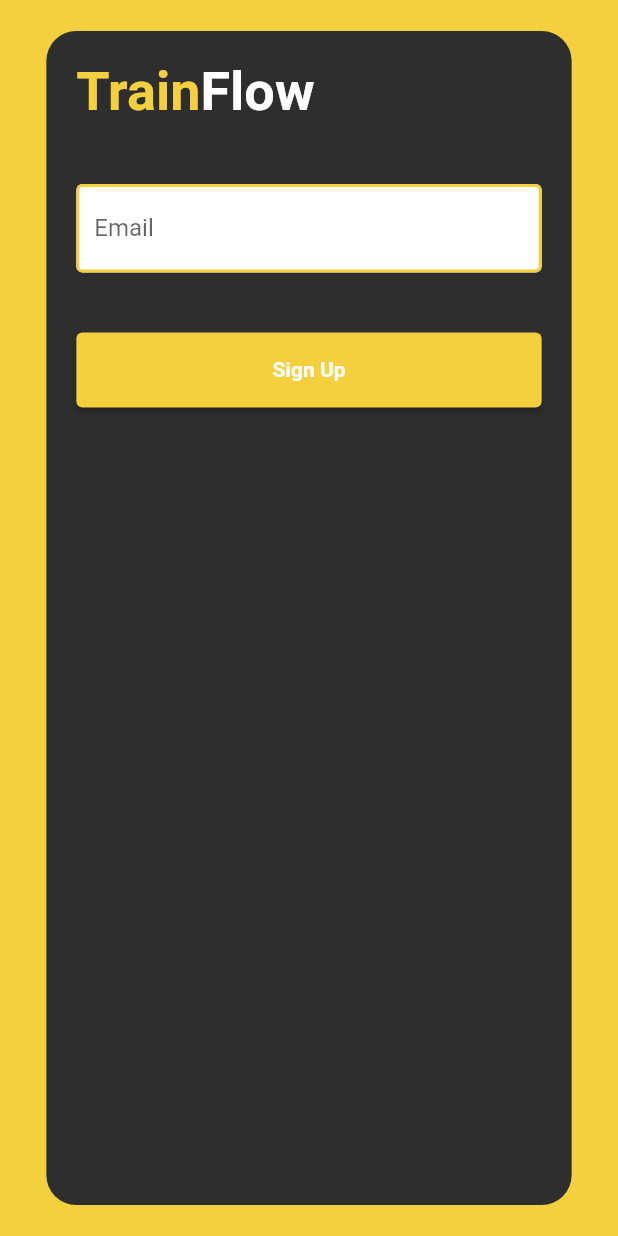
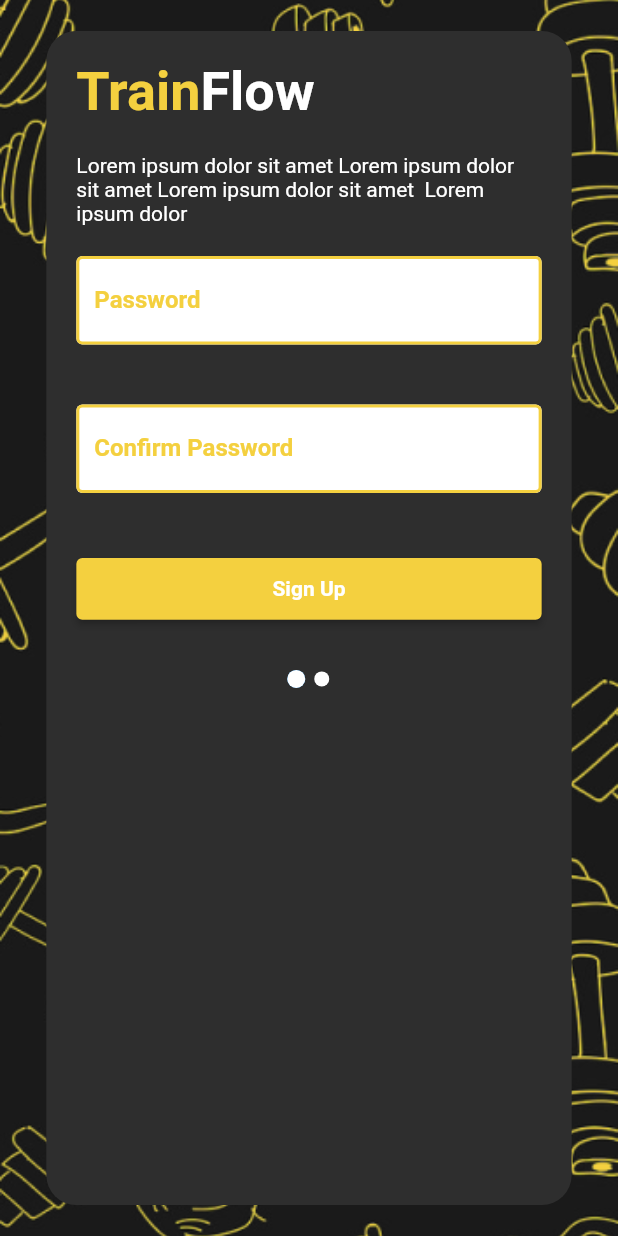
Before and after one commit to trainflow/TrainFlow, a Flutter app: the screen it shows after launch, after a tap on "Sign Up", on a phone screen of 412 x 824 dp. Run offline on Flutter 3.47's test engine with Material 2 defaults, Android fonts, the light colour scheme and no system bars; drawn by our look-alikes of easy_stepper.

Commit message:
Feat: Added first and second step register routes

```diff
--- /dev/null
+++ b/lib/Pages/Register/step1.dart
@@ -0,0 +1,281 @@
+import 'package:flutter/material.dart';
+import 'package:easy_stepper/easy_stepper.dart';
+import 'package:trainflow/Pages/Register/step2.dart';
+
+
+class RegisterStep1 extends StatefulWidget {
+  const RegisterStep1({super.key, required this.title});
+
+  // This widget is the home page of your application. It is stateful, meaning
+  // that it has a State object (defined below) that contains fields that affect
+  // how it looks.
+
+  // This class is the configuration for the state. It holds the values (in this
+  // case the title) provided by the parent (in this case the App widget) and
+  // used by the build method of the State. Fields in a Widget subclass are
+  // always marked "final".
+
+  final String title;
+
+  @override
+  State<RegisterStep1> createState() => _RegisterStep1State();
+}
+
+class _RegisterStep1State extends State<RegisterStep1> {
+  int _counter = 0;
+  int _reset = 0;
+  int _activeStep = 1;
+
+  void _incrementCounter() {
+    setState(() {
+      // This call to setState tells the Flutter framework that something has
+      // changed in this State, which causes it to rerun the build method below
+      // so that the display can reflect the updated values. If we changed
+      // _counter without calling setState(), then the build method would not be
+      // called again, and so nothing would appear to happen.
+      _counter++;
+    });
+  }
+
+  void _incrementReset() {
+    setState(() {
+      _reset++;
+    });
+  }
+
+  void _resetCounter() {
+    if (_counter > 1) {
+      setState(() {
+        _counter = 0;
+      });
+      _incrementReset();
+    }
+  }
+
+  @override
+  Widget build(BuildContext context) {
+    // This method is rerun every time setState is called, for instance as done
+    // by the _incrementCounter method above.
+    //
+    // The Flutter framework has been optimized to make rerunning build methods
+    // fast, so that you can just rebuild anything that needs updating rather
+    // than having to individually change instances of widgets.
+    const color = Color(0xffF4D03F);
+    const color2 = Color(0xff2E2E2E);
+    const title = "TrainFlow";
+    return Scaffold(
+      body: Container(
+        decoration: const BoxDecoration(
+          image: DecorationImage(
+              image: AssetImage("assets/background-image.png"), fit: BoxFit.cover),
+        ),
+        alignment: Alignment.center, // where to position the child
+        child: Container(
+          width: MediaQuery.of(context).size.width * 0.85,
+          height: MediaQuery.of(context).size.height * 0.95,
+          decoration: BoxDecoration(
+              borderRadius: BorderRadius.circular(20), color: color2),
+          child: Column(
+            crossAxisAlignment: CrossAxisAlignment.start,
+            children: [
+              Padding(
+                  padding: const EdgeInsets.all(20.0),
+                  child: RichText(
+                      text: const TextSpan(children: [
+                        TextSpan(
+                            text: "Train",
+                            style: TextStyle(
+                                color: color,
+                                fontWeight: FontWeight.bold,
+                                fontSize: 36)),
+                        TextSpan(
+                            text: "Flow",
+                            style: TextStyle(
+                                fontWeight: FontWeight.bold, fontSize: 36))
+                      ]))),
+              const Padding(
+                  padding: EdgeInsets.symmetric(horizontal: 20),
+                  child: Text(
+                    'Lorem ipsum dolor sit amet Lorem ipsum dolor sit amet Lorem ipsum dolor sit amet  Lorem ipsum dolor ',
+                    style: TextStyle(color: Colors.white),
+                  )),
+              const Padding(
+                padding: EdgeInsets.all(20),
+                child: TextField(
+                  decoration: InputDecoration(
+                    filled: true,
+                    //<-- SEE HERE
+                    fillColor: Colors.white,
+                    focusedBorder: OutlineInputBorder(
+                        borderSide: BorderSide(color: color, width: 4)),
+                    enabledBorder: OutlineInputBorder(
+                        borderSide: BorderSide(color: color, width: 2)),
+                    labelText: 'Email',
+                    labelStyle: TextStyle(color: color, fontWeight: FontWeight.bold),
+                    hintText: 'Enter Your Email',
+                  ),
+                ),
+              ),
+              Padding(
+                padding: EdgeInsets.all(20),
+                child: ElevatedButton(
+                    style: ElevatedButton.styleFrom(
+                      backgroundColor: color,
+                      minimumSize: Size.fromHeight(
+                        MediaQuery.of(context).size.height *
+                            0.05, // dynamically assign height
+                      ),
+                    ),
+                    onPressed: () {
+                      Navigator.push(context, MaterialPageRoute(builder: (context) {
+                        return const RegisterStep2(title: 'Step2');
+                      }));
+                    },
+                    child: const Text(
+                      'Sign Up',
+                      style: TextStyle(fontWeight: FontWeight.bold),
+                    )),
+              ),
+              EasyStepper(
+                activeStep: _activeStep,
+                lineLength: 0,
+                lineSpace: 0,
+                defaultLineColor: Colors.white,
+                finishedLineColor: Colors.orange,
+                activeStepTextColor: Colors.black87,
+                finishedStepTextColor: Colors.black87,
+                internalPadding: 5,
+                showLoadingAnimation: false,
+                stepRadius: 6,
+                showStepBorder: false,
+                lineDotRadius: 1.5,
+                steps: [
+                  EasyStep(
+                    customStep: CircleAvatar(
+                      radius: _activeStep == 1 ? 6 : 5,
+                      backgroundColor: Colors.white,
+                    ),
+                  ),
+                  EasyStep(
+                    customStep: CircleAvatar(
+                      radius: _activeStep == 2 ? 6 : 5,
+                      backgroundColor: Colors.white,
+                    ),
+                  ),
+                ],
+              ),
+              Container(
+                  height: 60,
+                  child: Row(
+                      mainAxisAlignment: MainAxisAlignment.center,
+                      children: const [
+                        VerticalDivider(
+                          color: Colors.white,
+                          thickness: 0.5, //thickness of divier line
+                        ),
+                      ])),
+              Container(
+                height: 40,
+                child: Row(
+                  mainAxisAlignment: MainAxisAlignment.center,
+                  children: [
+                    Padding(
+                      padding: EdgeInsets.all(2),
+                      child: Text(
+                        'OR',
+                        style: TextStyle(color: Colors.white),
+                      ),
+                    )
+                  ],
+                ),
+              ),
+              Container(
+                  height: 60,
+                  child: Row(
+                      mainAxisAlignment: MainAxisAlignment.center,
+                      children: const [
+                        VerticalDivider(
+                          color: Colors.white,
+                          thickness: 0.5, //thickness of divier line
+                        ),
+                      ])),
+              Padding(
+                padding:
+                const EdgeInsets.only(left: 20.0, right: 20.0, top: 20.0),
+                child: ElevatedButton.icon(
+                    icon: Icon(
+                      Icons.download,
+                      size: 24.0,
+                      color: Colors.black,
+                    ),
+                    style: ElevatedButton.styleFrom(
+                      backgroundColor: Colors.white,
+                      shape: RoundedRectangleBorder(
+                          borderRadius: BorderRadius.circular(20)),
+                      minimumSize: Size.fromHeight(
+                        MediaQuery.of(context).size.height *
+                            0.05, // dynamically assign height
+                      ),
+                    ),
+                    onPressed: () => {},
+                    label: const Text(
+                      'Sign In with Google',
+                      style: TextStyle(
+                          fontWeight: FontWeight.bold, color: Colors.black),
+                    )),
+              ),
+              Padding(
+                padding: const EdgeInsets.symmetric(horizontal: 20),
+                child: ElevatedButton.icon(
+                    icon: Icon(
+                      Icons.facebook,
+                      size: 24.0,
+                      color: Colors.black,
+                    ),
+                    style: ElevatedButton.styleFrom(
+                      backgroundColor: Colors.white,
+                      shape: RoundedRectangleBorder(
+                          borderRadius: BorderRadius.circular(20)),
+                      minimumSize: Size.fromHeight(
+                        MediaQuery.of(context).size.height *
+                            0.05, // dynamically assign height
+                      ),
+                    ),
+                    onPressed: () => {},
+                    label: const Text(
+                      'Sign In with Facebook',
+                      style: TextStyle(
+                          fontWeight: FontWeight.bold, color: Colors.black),
+                    )),
+              ),
+              Padding(
+                padding: const EdgeInsets.symmetric(horizontal: 20),
+                child: ElevatedButton.icon(
+                    icon: Icon(
+                      Icons.apple,
+                      size: 24.0,
+                      color: Colors.black,
+                    ),
+                    style: ElevatedButton.styleFrom(
+                      backgroundColor: Colors.white,
+                      shape: RoundedRectangleBorder(
+                          borderRadius: BorderRadius.circular(20)),
+                      minimumSize: Size.fromHeight(
+                        MediaQuery.of(context).size.height *
+                            0.05, // dynamically assign height
+                      ),
+                    ),
+                    onPressed: () => {},
+                    label: const Text(
+                      'Sign In with Apple',
+                      style: TextStyle(
+                          fontWeight: FontWeight.bold, color: Colors.black),
+                    )),
+              ),
+            ],
+          ),
+        ),
+      ),
+    );
+  }
+}
--- /dev/null
+++ b/lib/Pages/Register/step2.dart
@@ -0,0 +1,185 @@
+import 'package:flutter/material.dart';
+import 'package:easy_stepper/easy_stepper.dart';
+
+
+class RegisterStep2 extends StatefulWidget {
+  const RegisterStep2({super.key, required this.title});
+
+  // This widget is the home page of your application. It is stateful, meaning
+  // that it has a State object (defined below) that contains fields that affect
+  // how it looks.
+
+  // This class is the configuration for the state. It holds the values (in this
+  // case the title) provided by the parent (in this case the App widget) and
+  // used by the build method of the State. Fields in a Widget subclass are
+  // always marked "final".
+
+  final String title;
+
+  @override
+  State<RegisterStep2> createState() => _RegisterStep2State();
+}
+
+class _RegisterStep2State extends State<RegisterStep2> {
+  int _counter = 0;
+  int _reset = 0;
+  int _activeStep = 1;
+
+  void _incrementCounter() {
+    setState(() {
+      // This call to setState tells the Flutter framework that something has
+      // changed in this State, which causes it to rerun the build method below
+      // so that the display can reflect the updated values. If we changed
+      // _counter without calling setState(), then the build method would not be
+      // called again, and so nothing would appear to happen.
+      _counter++;
+    });
+  }
+
+  void _incrementReset() {
+    setState(() {
+      _reset++;
+    });
+  }
+
+  void _resetCounter() {
+    if (_counter > 1) {
+      setState(() {
+        _counter = 0;
+      });
+      _incrementReset();
+    }
+  }
+
+  @override
+  Widget build(BuildContext context) {
+    // This method is rerun every time setState is called, for instance as done
+    // by the _incrementCounter method above.
+    //
+    // The Flutter framework has been optimized to make rerunning build methods
+    // fast, so that you can just rebuild anything that needs updating rather
+    // than having to individually change instances of widgets.
+    const color = Color(0xffF4D03F);
+    const color2 = Color(0xff2E2E2E);
+    const title = "TrainFlow";
+    return Scaffold(
+      body: Container(
+        decoration: const BoxDecoration(
+          image: DecorationImage(
+              image: AssetImage("assets/background-image.png"), fit: BoxFit.cover),
+        ),
+        alignment: Alignment.center, // where to position the child
+        child: Container(
+          width: MediaQuery.of(context).size.width * 0.85,
+          height: MediaQuery.of(context).size.height * 0.95,
+          decoration: BoxDecoration(
+              borderRadius: BorderRadius.circular(20), color: color2),
+          child: Column(
+            crossAxisAlignment: CrossAxisAlignment.start,
+            children: [
+              Padding(
+                  padding: const EdgeInsets.all(20.0),
+                  child: RichText(
+                      text: const TextSpan(children: [
+                        TextSpan(
+                            text: "Train",
+                            style: TextStyle(
+                                color: color,
+                                fontWeight: FontWeight.bold,
+                                fontSize: 36)),
+                        TextSpan(
+                            text: "Flow",
+                            style: TextStyle(
+                                fontWeight: FontWeight.bold, fontSize: 36))
+                      ]))),
+              const Padding(
+                  padding: EdgeInsets.symmetric(horizontal: 20),
+                  child: Text(
+                    'Lorem ipsum dolor sit amet Lorem ipsum dolor sit amet Lorem ipsum dolor sit amet  Lorem ipsum dolor ',
+                    style: TextStyle(color: Colors.white),
+                  )),
+              const Padding(
+                padding: EdgeInsets.all(20),
+                child: TextField(
+                  decoration: InputDecoration(
+                    filled: true,
+                    //<-- SEE HERE
+                    fillColor: Colors.white,
+                    focusedBorder: OutlineInputBorder(
+                        borderSide: BorderSide(color: color, width: 4)),
+                    enabledBorder: OutlineInputBorder(
+                        borderSide: BorderSide(color: color, width: 2)),
+                    labelText: 'Password',
+                    labelStyle: TextStyle(color: color, fontWeight: FontWeight.bold),
+                    hintText: 'Enter Your Password',
+                  ),
+                ),
+              ),
+              const Padding(
+                padding: EdgeInsets.all(20),
+                child: TextField(
+                  decoration: InputDecoration(
+                    filled: true,
+                    //<-- SEE HERE
+                    fillColor: Colors.white,
+                    focusedBorder: OutlineInputBorder(
+                        borderSide: BorderSide(color: color, width: 4)),
+                    enabledBorder: OutlineInputBorder(
+                        borderSide: BorderSide(color: color, width: 2)),
+                    labelText: 'Confirm Password',
+                    labelStyle: TextStyle(color: color, fontWeight: FontWeight.bold),
+                    hintText: 'Enter Your Password',
+                  ),
+                ),
+              ),
+              Padding(
+                padding: EdgeInsets.all(20),
+                child: ElevatedButton(
+                    style: ElevatedButton.styleFrom(
+                      backgroundColor: color,
+                      minimumSize: Size.fromHeight(
+                        MediaQuery.of(context).size.height *
+                            0.05, // dynamically assign height
+                      ),
+                    ),
+                    onPressed: () => {},
+                    child: const Text(
+                      'Sign Up',
+                      style: TextStyle(fontWeight: FontWeight.bold),
+                    )),
+              ),
+              EasyStepper(
+                activeStep: _activeStep,
+                lineLength: 0,
+                lineSpace: 0,
+                defaultLineColor: Colors.white,
+                finishedLineColor: Colors.orange,
+                activeStepTextColor: Colors.black87,
+                finishedStepTextColor: Colors.black87,
+                internalPadding: 5,
+                showLoadingAnimation: false,
+                stepRadius: 6,
+                showStepBorder: false,
+                lineDotRadius: 1.5,
+                steps: [
+                  EasyStep(
+                    customStep: CircleAvatar(
+                      radius: _activeStep == 1 ? 6 : 5,
+                      backgroundColor: Colors.white,
+                    ),
+                  ),
+                  EasyStep(
+                    customStep: CircleAvatar(
+                      radius: _activeStep == 2 ? 6 : 5,
+                      backgroundColor: Colors.white,
+                    ),
+                  ),
+                ],
+              ),
+            ],
+          ),
+        ),
+      ),
+    );
+  }
+}
--- a/lib/main.dart
+++ b/lib/main.dart
@@ -1,4 +1,7 @@
 import 'package:flutter/material.dart';
+import 'package:easy_stepper/easy_stepper.dart';
+import '../Pages/Register/step1.dart';
+import '../Pages/Register/step2.dart';
 
 void main() {
   runApp(const MyApp());
@@ -10,6 +13,7 @@ class MyApp extends StatelessWidget {
   // This widget is the root of your application.
   @override
   Widget build(BuildContext context) {
+
     return MaterialApp(
       title: 'Flutter Demo',
       theme: ThemeData(
@@ -24,130 +28,13 @@ class MyApp extends StatelessWidget {
         // is not restarted.
         primarySwatch: Colors.blue,
       ),
-      home: const MyHomePage(title: 'Flutter Demo Home Page'),
+      initialRoute: '/',
+      routes: {
+        // When navigating to the "/" route, build the FirstScreen widget.
+        '/': (context) => const RegisterStep1(title: 'Step1'),
+        // When navigating to the "/second" route, build the SecondScreen widget.
+        '/second': (context) => const RegisterStep2(title: 'Step2'),
+      },
     );
   }
 }
-
-class MyHomePage extends StatefulWidget {
-  const MyHomePage({super.key, required this.title});
-
-  // This widget is the home page of your application. It is stateful, meaning
-  // that it has a State object (defined below) that contains fields that affect
-  // how it looks.
-
-  // This class is the configuration for the state. It holds the values (in this
-  // case the title) provided by the parent (in this case the App widget) and
-  // used by the build method of the State. Fields in a Widget subclass are
-  // always marked "final".
-
-  final String title;
-
-  @override
-  State<MyHomePage> createState() => _MyHomePageState();
-}
-
-class _MyHomePageState extends State<MyHomePage> {
-  int _counter = 0;
-  int _reset = 0;
-
-  void _incrementCounter() {
-    setState(() {
-      // This call to setState tells the Flutter framework that something has
-      // changed in this State, which causes it to rerun the build method below
-      // so that the display can reflect the updated values. If we changed
-      // _counter without calling setState(), then the build method would not be
-      // called again, and so nothing would appear to happen.
-      _counter++;
-    });
-  }
-
-  void _incrementReset() {
-    setState(() {
-      _reset++;
-    });
-  }
-
-  void _resetCounter() {
-    if (_counter > 1) {
-      setState(() {
-        _counter = 0;
-      });
-      _incrementReset();
-    }
-  }
-
-  @override
-  Widget build(BuildContext context) {
-    // This method is rerun every time setState is called, for instance as done
-    // by the _incrementCounter method above.
-    //
-    // The Flutter framework has been optimized to make rerunning build methods
-    // fast, so that you can just rebuild anything that needs updating rather
-    // than having to individually change instances of widgets.
-    const color = Color(0xffF4D03F);
-    const color2 = Color(0xff2E2E2E);
-    const title = "TrainFlow";
-    return Scaffold(
-      body: Container(
-        color: color,
-        alignment: Alignment.center, // where to position the child
-        child: Container(
-          width: MediaQuery.of(context).size.width * 0.85,
-          height: MediaQuery.of(context).size.height * 0.95,
-          decoration: BoxDecoration(
-              borderRadius: BorderRadius.circular(20), color: color2),
-          child: Column(
-            crossAxisAlignment: CrossAxisAlignment.start,
-            children: [
-              Padding(
-                  padding: const EdgeInsets.all(20.0),
-                  child: RichText(
-                      text: const TextSpan(children: [
-                    TextSpan(
-                        text: "Train",
-                        style: TextStyle(
-                            color: color,
-                            fontWeight: FontWeight.bold,
-                            fontSize: 36)),
-                    TextSpan(
-                        text: "Flow",
-                        style: TextStyle(
-                            fontWeight: FontWeight.bold, fontSize: 36))
-                  ]))),
-              const Padding(
-                padding: EdgeInsets.all(20),
-                child: TextField(
-                  decoration: InputDecoration(
-                    filled: true,
-                    //<-- SEE HERE
-                    fillColor: Colors.white,
-                    focusedBorder: OutlineInputBorder(
-                        borderSide: BorderSide(color: color, width: 4)),
-                    enabledBorder: OutlineInputBorder(
-                        borderSide: BorderSide(color: color, width: 2)),
-                    labelText: 'Email',
-                    hintText: 'Enter Your Email',
-                  ),
-                ),
-              ),
-              Padding(
-                padding: EdgeInsets.all(20),
-                child: ElevatedButton(
-                    style: ElevatedButton.styleFrom(
-                      backgroundColor: color,
-                      minimumSize: const Size.fromHeight(50),
-                    ),
-                    onPressed: () => {},
-                    child: Text(
-                      'Sign Up',
-                      style: TextStyle(fontWeight: FontWeight.bold),
-                    )),
-              )
-            ],
-          ),
-        ),
-      ),
-    );
-  }
-}
--- a/pubspec.yaml
+++ b/pubspec.yaml
@@ -37,6 +37,7 @@ dependencies:
   drift: ^2.7.0
   flutter_bloc: ^8.1.2
   bloc: ^8.1.1
+  easy_stepper: ^0.5.0
   logger: any  #for logging purpose
 
 dev_dependencies:
@@ -66,7 +67,7 @@ flutter:
 
   # To add assets to your application, add an assets section, like this:
   assets:
-    - asset/2023-04-21 182731.png
+    - assets/background-image.png
   # An image asset can refer to one or more resolution-specific "variants", see
   # https://flutter.dev/assets-and-images/#resolution-aware
 
```
Also changed, not shown: assets/2023-04-21 182731.png (renamed from asset/2023-04-21 182731.png), assets/background-image.png (added), pubspec.lock.
